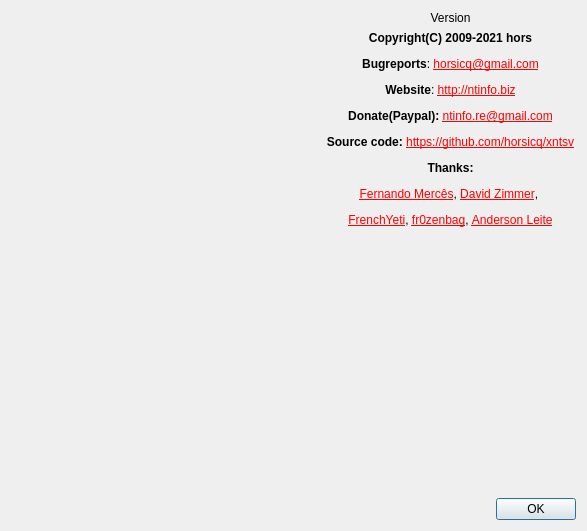
horsicq/xntsv, file gui_source/dialogabout.ui: the form before one commit.
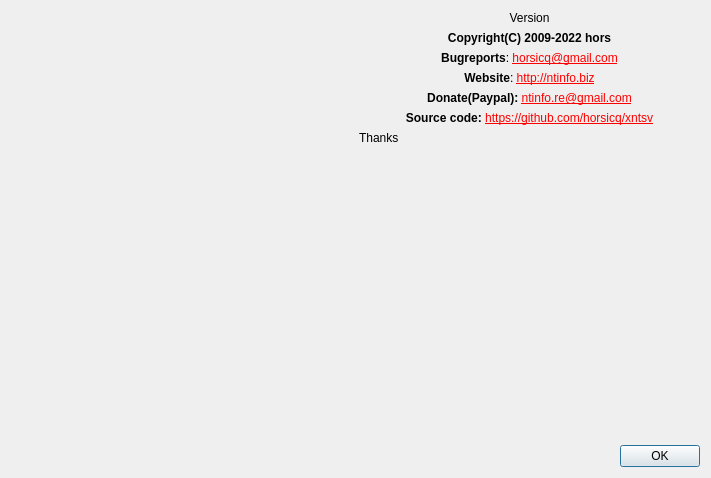
The form after the commit. Icons and pictures are not drawn.

What changed in the file:
```diff
--- a/gui_source/dialogabout.ui
+++ b/gui_source/dialogabout.ui
@@ -9,8 +9,8 @@
    <rect>
     <x>0</x>
     <y>0</y>
-    <width>587</width>
-    <height>531</height>
+    <width>711</width>
+    <height>478</height>
    </rect>
   </property>
   <property name="windowTitle">
@@ -56,7 +56,57 @@
        <item>
         <widget class="QLabel" name="labelInfo">
          <property name="text">
-          <string notr="true">&lt;html&gt;&lt;head/&gt;&lt;body&gt;&lt;p align=&quot;center&quot;&gt;&lt;span style=&quot; font-weight:600;&quot;&gt;Copyright(C) 2009-2021 hors&lt;/span&gt;&lt;/p&gt;&lt;p align=&quot;center&quot;&gt;&lt;span style=&quot; font-weight:600;&quot;&gt;Bugreports&lt;/span&gt;: &lt;a href=&quot;mailto:horsicq@gmail.com&quot;&gt;&lt;span style=&quot; text-decoration: underline; color:#ff0000;&quot;&gt;horsicq@gmail.com&lt;/span&gt;&lt;/a&gt;&lt;/p&gt;&lt;p align=&quot;center&quot;&gt;&lt;span style=&quot; font-weight:600;&quot;&gt;Website&lt;/span&gt;: &lt;a href=&quot;http://ntinfo.biz&quot;&gt;&lt;span style=&quot; text-decoration: underline; color:#ff0000;&quot;&gt;http://ntinfo.biz&lt;/span&gt;&lt;/a&gt;&lt;/p&gt;&lt;p align=&quot;center&quot;&gt;&lt;span style=&quot; font-weight:600;&quot;&gt;Donate(Paypal): &lt;/span&gt;&lt;a href=&quot;mailto:ntinfo.re@gmail.com&quot;&gt;&lt;span style=&quot; text-decoration: underline; color:#ff0000;&quot;&gt;ntinfo.re@gmail.com&lt;/span&gt;&lt;/a&gt;&lt;/p&gt;&lt;p align=&quot;center&quot;&gt;&lt;span style=&quot; font-weight:600;&quot;&gt;Source code: &lt;/span&gt;&lt;a href=&quot;https://github.com/horsicq/xntsv&quot;&gt;&lt;span style=&quot; text-decoration: underline; color:#ff0000;&quot;&gt;https://github.com/horsicq/xntsv&lt;/span&gt;&lt;/a&gt;&lt;/p&gt;&lt;p align=&quot;center&quot;&gt;&lt;span style=&quot; font-weight:600;&quot;&gt;Thanks:&lt;/span&gt;&lt;/p&gt;&lt;p align=&quot;center&quot;&gt;&lt;a href=&quot;https://www.mentebinaria.com.br/&quot;&gt;&lt;span style=&quot; text-decoration: underline; color:#ff0000;&quot;&gt;Fernando Mercês&lt;/span&gt;&lt;/a&gt;, &lt;a href=&quot;http://sandsprite.com/&quot;&gt;&lt;span style=&quot; text-decoration: underline; color:#ff0000;&quot;&gt;David Zimmer&lt;/span&gt;&lt;/a&gt;, &lt;/p&gt;&lt;p align=&quot;center&quot;&gt;&lt;a href=&quot;https://twitter.com/frenchyeti&quot;&gt;&lt;span style=&quot; text-decoration: underline; color:#ff0000;&quot;&gt;FrenchYeti&lt;/span&gt;&lt;/a&gt;, &lt;a href=&quot;https://github.com/fr0zenbag&quot;&gt;&lt;span style=&quot; text-decoration: underline; color:#ff0000;&quot;&gt;fr0zenbag&lt;/span&gt;&lt;/a&gt;, &lt;a href=&quot;https://github.com/AandersonL&quot;&gt;&lt;span style=&quot; text-decoration: underline; color:#ff0000;&quot;&gt;Anderson Leite&lt;/span&gt;&lt;/a&gt;&lt;/p&gt;&lt;/body&gt;&lt;/html&gt;</string>
+          <string notr="true">&lt;html&gt;&lt;head/&gt;&lt;body&gt;&lt;p&gt;&lt;span style=&quot; font-weight:700;&quot;&gt;Copyright(C) 2009-2022 hors&lt;/span&gt;&lt;/p&gt;&lt;/body&gt;&lt;/html&gt;</string>
+         </property>
+         <property name="alignment">
+          <set>Qt::AlignCenter</set>
+         </property>
+        </widget>
+       </item>
+       <item>
+        <widget class="QLabel" name="labelBugreports">
+         <property name="text">
+          <string notr="true">&lt;html&gt;&lt;head/&gt;&lt;body&gt;&lt;p&gt;&lt;span style=&quot; font-weight:600;&quot;&gt;Bugreports&lt;/span&gt;: &lt;a href=&quot;mailto:horsicq@gmail.com&quot;&gt;&lt;span style=&quot; text-decoration: underline; color:#ff0000;&quot;&gt;horsicq@gmail.com&lt;/span&gt;&lt;/a&gt;&lt;/p&gt;&lt;/body&gt;&lt;/html&gt;</string>
+         </property>
+         <property name="alignment">
+          <set>Qt::AlignCenter</set>
+         </property>
+        </widget>
+       </item>
+       <item>
+        <widget class="QLabel" name="labelWebsite">
+         <property name="text">
+          <string notr="true">&lt;html&gt;&lt;head/&gt;&lt;body&gt;&lt;p&gt;&lt;span style=&quot; font-weight:600;&quot;&gt;Website&lt;/span&gt;: &lt;a href=&quot;http://ntinfo.biz&quot;&gt;&lt;span style=&quot; text-decoration: underline; color:#ff0000;&quot;&gt;http://ntinfo.biz&lt;/span&gt;&lt;/a&gt;&lt;/p&gt;&lt;/body&gt;&lt;/html&gt;</string>
+         </property>
+         <property name="alignment">
+          <set>Qt::AlignCenter</set>
+         </property>
+        </widget>
+       </item>
+       <item>
+        <widget class="QLabel" name="labelDonate">
+         <property name="text">
+          <string notr="true">&lt;html&gt;&lt;head/&gt;&lt;body&gt;&lt;p&gt;&lt;span style=&quot; font-weight:600;&quot;&gt;Donate(Paypal): &lt;/span&gt;&lt;a href=&quot;mailto:ntinfo.re@gmail.com&quot;&gt;&lt;span style=&quot; text-decoration: underline; color:#ff0000;&quot;&gt;ntinfo.re@gmail.com&lt;/span&gt;&lt;/a&gt;&lt;/p&gt;&lt;/body&gt;&lt;/html&gt;</string>
+         </property>
+         <property name="alignment">
+          <set>Qt::AlignCenter</set>
+         </property>
+        </widget>
+       </item>
+       <item>
+        <widget class="QLabel" name="labelSourceCode">
+         <property name="text">
+          <string notr="true">&lt;html&gt;&lt;head/&gt;&lt;body&gt;&lt;p&gt;&lt;span style=&quot; font-weight:600;&quot;&gt;Source code: &lt;/span&gt;&lt;a href=&quot;https://github.com/horsicq/xntsv&quot;&gt;&lt;span style=&quot; text-decoration: underline; color:#ff0000;&quot;&gt;https://github.com/horsicq/xntsv&lt;/span&gt;&lt;/a&gt;&lt;/p&gt;&lt;/body&gt;&lt;/html&gt;</string>
+         </property>
+         <property name="alignment">
+          <set>Qt::AlignCenter</set>
+         </property>
+        </widget>
+       </item>
+       <item>
+        <widget class="QLabel" name="labelThanks">
+         <property name="text">
+          <string notr="true">Thanks</string>
          </property>
          <property name="textFormat">
           <enum>Qt::AutoText</enum>
```
Left out of the diff: 2 changed lines with no effect on the pictures.
